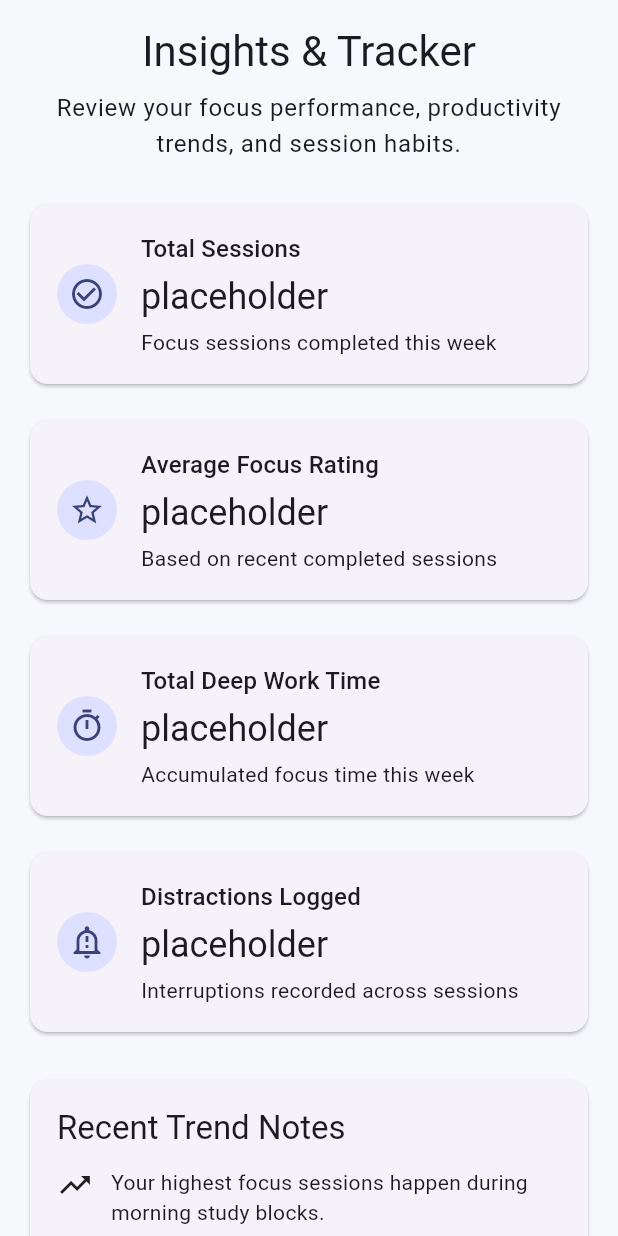
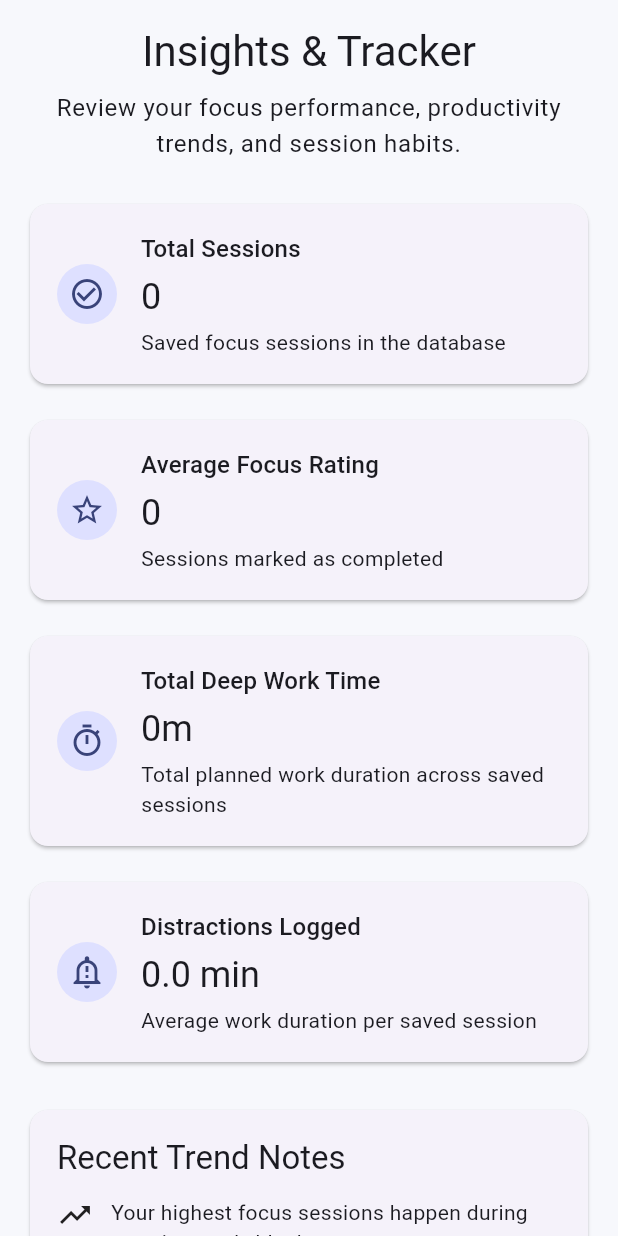
Before and after one commit to RolenaW/adaptive_focus_app, a Flutter app: the InsightsScreen widget shown alone on an empty page, opened directly, on a phone screen of 412 x 824 dp. Run offline on Flutter 3.47's test engine with Material 3 defaults, Android fonts, the phone set to English and light mode, and no system bars; our stand-ins replace shared_preferences, sqflite; accounts and stored records are empty.

Commit message:
Insights screen was converted into a statefulwidget, added SQLite loading screen, added a loading indicator, added a refresher, and got rid of any placeholders.

```diff
--- a/lib/screens/insights_screen.dart
+++ b/lib/screens/insights_screen.dart
@@ -1,10 +1,92 @@
 import 'package:flutter/material.dart';
+import '../data/database_helper.dart';
+class InsightsScreen extends StatefulWidget { //InsightsScreen class created. Was stateless but changed to stateful
+  const InsightsScreen({super.key});
+  @override
+  State<InsightsScreen> createState() => _InsightsScreenState();
+}
 
-class InsightsScreen extends StatelessWidget { //InsightsScreen class created.
-  const InsightsScreen({super.key});
+class _InsightsScreenState extends State<InsightsScreen> {
+  bool _isLoading = true; //tracks whether screen is still loading database data
+  int _totalSessions = 0; //stores focus sessions
+  int _completedSessions = 0; //counts completed rows
+  int _totalDeepWorkMinutes = 0; //adds work duration
+  double _averageWorkDuration = 0; //calculates average work duration
+
+  @override //loading data
+  void initState() {
+    super.initState();
+    _loadInsights();
+  }
+
+  Future<void> _loadInsights() async { //main SQLite method
+    try {
+      final List<Map<String, dynamic>> sessions =
+          await DatabaseHelper.instance.getAllFocusSessions();
+
+      int completedSessions = 0;
+      int totalDeepWorkMinutes = 0;
+
+      for (final Map<String, dynamic> session in sessions) {
+        final int workDuration =
+            (session['work_duration_minutes'] as int?) ?? 0;
+        final int completed = (session['completed'] as int?) ?? 0;
+
+        totalDeepWorkMinutes += workDuration;
+
+        if (completed == 1) {
+          completedSessions++;
+        }
+      }
+
+      final double averageWorkDuration = sessions.isEmpty
+          ? 0
+          : totalDeepWorkMinutes / sessions.length;
+
+      if (!mounted) return;
+
+      setState(() {
+        _totalSessions = sessions.length;
+        _completedSessions = completedSessions;
+        _totalDeepWorkMinutes = totalDeepWorkMinutes;
+        _averageWorkDuration = averageWorkDuration;
+        _isLoading = false;
+      });
+    } catch (error) {
+      if (!mounted) return;
+
+      setState(() {
+        _isLoading = false;
+      });
+
+      ScaffoldMessenger.of(context).showSnackBar(
+        SnackBar(
+          content: Text('Failed to load insights: $error'),
+        ),
+      );
+    }
+  }
+
+  String _formatMinutes(int totalMinutes) { //turns raw minutes into text
+    final int hours = totalMinutes ~/ 60;
+    final int minutes = totalMinutes % 60;
+
+    if (hours == 0) {
+      return '${minutes}m';
+    }
+
+    return '${hours}h ${minutes}m';
+  }
 
   @override
   Widget build(BuildContext context) {
+    if (_isLoading) { //gices user a loading indicator
+      return const SafeArea(
+        child: Center(
+          child: CircularProgressIndicator(),
+        ),
+      );
+    }
     return SafeArea(
       child: Center(
         child: ConstrainedBox(
@@ -28,29 +110,29 @@ class InsightsScreen extends StatelessWidget { //InsightsScreen class created.
                 const SizedBox(height: 24),
                 _InsightCard( //custom widget/reusbale widget for layout
                   title: 'Total Sessions',
-                  value: 'placeholder', //edit v(below)
-                  subtitle: 'Focus sessions completed this week',
+                  value: _totalSessions.toString(),
+                  subtitle: 'Saved focus sessions in the database',
                   icon: Icons.check_circle_outline,
                 ),
                 const SizedBox(height: 16),
                 _InsightCard(
                   title: 'Average Focus Rating',
-                  value: 'placeholder',
-                  subtitle: 'Based on recent completed sessions',
+                  value: _completedSessions.toString(),
+                  subtitle: 'Sessions marked as completed',
                   icon: Icons.star_outline,
                 ),
                 const SizedBox(height: 16),
                 _InsightCard(
                   title: 'Total Deep Work Time',
-                  value: 'placeholder',
-                  subtitle: 'Accumulated focus time this week',
+                  value: _formatMinutes(_totalDeepWorkMinutes),
+                  subtitle: 'Total planned work duration across saved sessions',
                   icon: Icons.timer_outlined,
                 ),
                 const SizedBox(height: 16),
                 _InsightCard(
                   title: 'Distractions Logged',
-                  value: 'placeholder',
-                  subtitle: 'Interruptions recorded across sessions',
+                  value: '${_averageWorkDuration.toStringAsFixed(1)} min',
+                  subtitle: 'Average work duration per saved session',
                   icon: Icons.notification_important_outlined,
                 ),
                 const SizedBox(height: 24),
@@ -87,15 +169,7 @@ class InsightsScreen extends StatelessWidget { //InsightsScreen class created.
                 SizedBox(
                   height: 52,
                   child: ElevatedButton.icon(
-                    onPressed: () {
-                      ScaffoldMessenger.of(context).showSnackBar(
-                        const SnackBar(
-                          content: Text(
-                            'Real analytics will be connected after SQLite data is added.',
-                          ),
-                        ),
-                      );
-                    },
+                    onPressed: _loadInsights,
                     icon: const Icon(Icons.refresh_rounded),
                     label: const Text('Refresh Insights'),
                   ),
```
Also changed, not shown: pubspec.lock.
